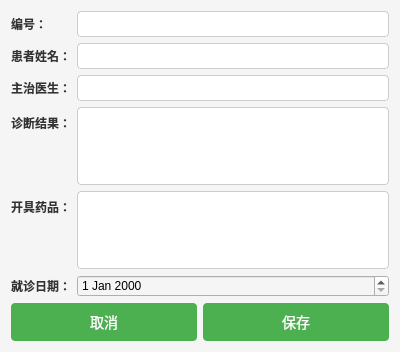
The window that medicalrecordeditview.ui (zhuguotiao/Lab) describes before a commit, drawn with Qt 5.
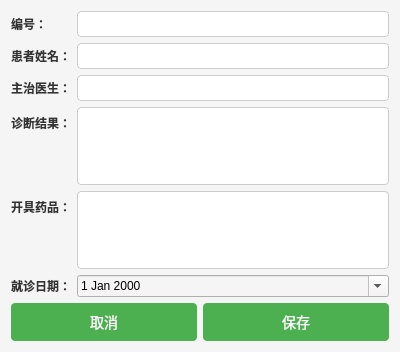
The same window after the commit.

Patch:
```diff
--- a/medicalrecordeditview.ui
+++ b/medicalrecordeditview.ui
@@ -7,7 +7,7 @@
     <x>0</x>
     <y>0</y>
     <width>400</width>
-    <height>300</height>
+    <height>316</height>
    </rect>
   </property>
   <property name="windowTitle">
@@ -136,7 +136,17 @@
       </widget>
      </item>
      <item row="5" column="1">
-      <widget class="QDateEdit" name="dbEditDate"/>
+      <widget class="QDateEdit" name="dbEditDate">
+       <property name="wrapping">
+        <bool>false</bool>
+       </property>
+       <property name="frame">
+        <bool>true</bool>
+       </property>
+       <property name="calendarPopup">
+        <bool>true</bool>
+       </property>
+      </widget>
      </item>
      <item row="3" column="1">
       <widget class="QPlainTextEdit" name="dbEditResult"/>
```
